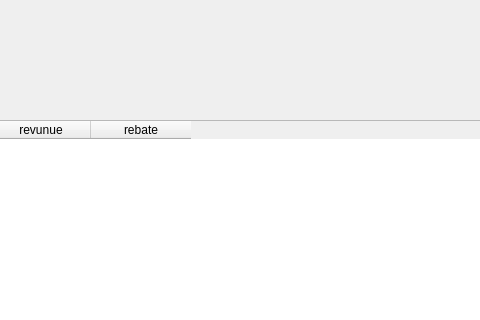
Before: the Qt Designer form checkrabates.ui in schwei322/CS1C-Project2, drawn with Qt 5; both pictures show x 270 to 750 and y 0 to 320 of the 1280 by 800 pixel window.
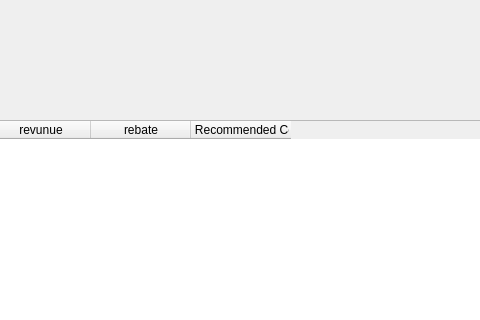
After: the same form once the commit is applied.

What changed in the file:
```diff
--- a/checkrabates.ui
+++ b/checkrabates.ui
@@ -42,6 +42,11 @@
      <string>rebate</string>
     </property>
    </column>
+   <column>
+    <property name="text">
+     <string>Number of Recommended Conversions</string>
+    </property>
+   </column>
   </widget>
   <widget class="QPushButton" name="pushButton">
    <property name="geometry">
```
